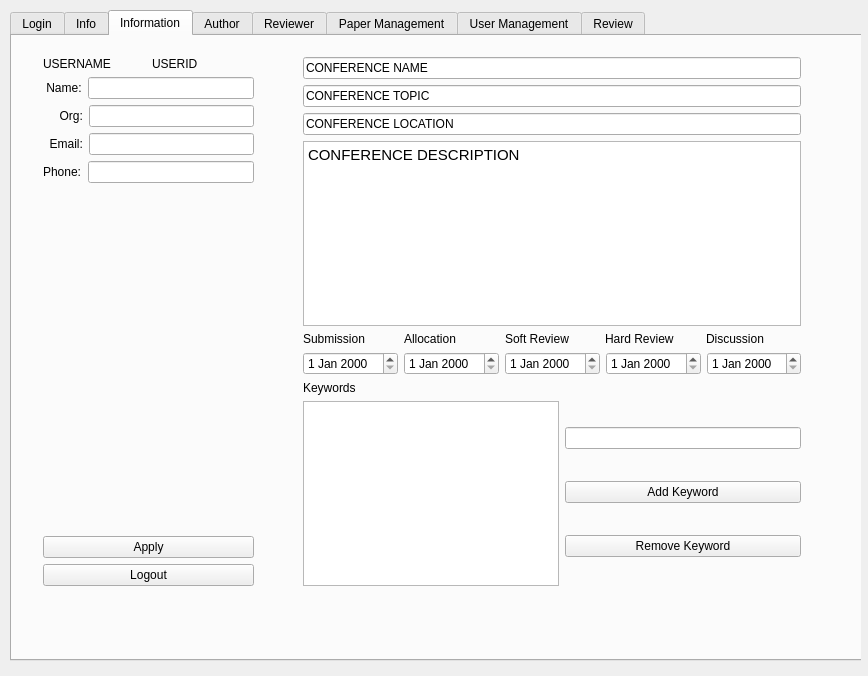
Old version of the form CMS/MainWindow.ui in the repository AlexMattLaurenceLukeSam/master.
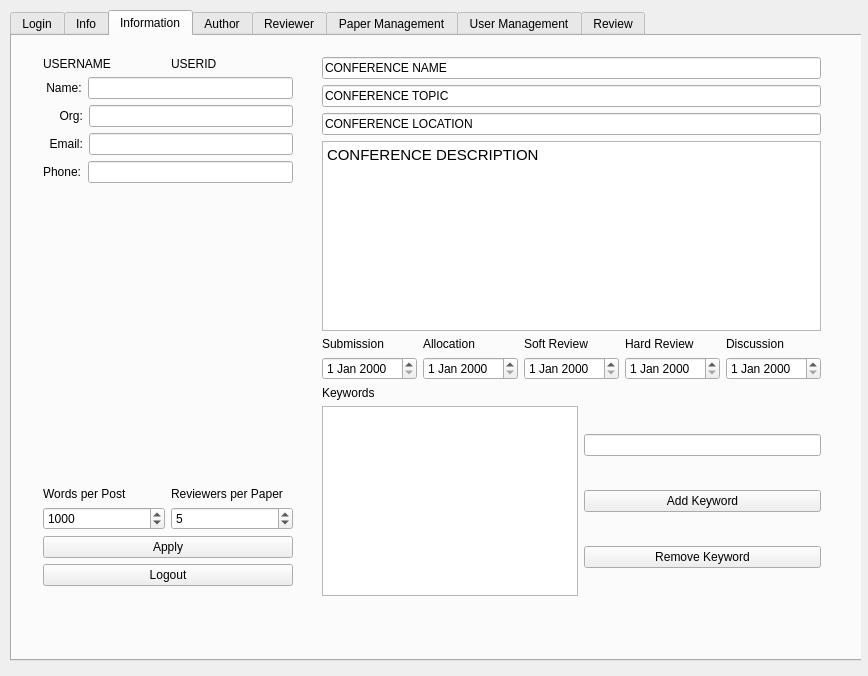
New version of the form. The open tabs and pages were chosen to show the change.

```diff
--- a/CMS/MainWindow.ui
+++ b/CMS/MainWindow.ui
@@ -504,7 +504,7 @@
          <rect>
           <x>20</x>
           <y>10</y>
-          <width>233</width>
+          <width>272</width>
           <height>551</height>
          </rect>
         </property>
@@ -596,6 +596,76 @@
            </property>
           </spacer>
          </item>
+         <item>
+          <layout class="QVBoxLayout" name="verticalLayout_20">
+           <item>
+            <layout class="QHBoxLayout" name="horizontalLayout_33">
+             <item>
+              <widget class="QLabel" name="label_54">
+               <property name="text">
+                <string>Words per Post</string>
+               </property>
+              </widget>
+             </item>
+             <item>
+              <widget class="QLabel" name="label_55">
+               <property name="text">
+                <string>Reviewers per Paper</string>
+               </property>
+              </widget>
+             </item>
+            </layout>
+           </item>
+           <item>
+            <layout class="QHBoxLayout" name="horizontalLayout_39">
+             <item>
+              <widget class="QSpinBox" name="wordsPerPost">
+               <property name="specialValueText">
+                <string/>
+               </property>
+               <property name="suffix">
+                <string/>
+               </property>
+               <property name="prefix">
+                <string/>
+               </property>
+               <property name="minimum">
+                <number>20</number>
+               </property>
+               <property name="maximum">
+                <number>2000</number>
+               </property>
+               <property name="value">
+                <number>1000</number>
+               </property>
+              </widget>
+             </item>
+             <item>
+              <widget class="QSpinBox" name="reviewersPerPaper">
+               <property name="specialValueText">
+                <string/>
+               </property>
+               <property name="suffix">
+                <string/>
+               </property>
+               <property name="prefix">
+                <string/>
+               </property>
+               <property name="minimum">
+                <number>1</number>
+               </property>
+               <property name="maximum">
+                <number>99</number>
+               </property>
+               <property name="value">
+                <number>5</number>
+               </property>
+              </widget>
+             </item>
+            </layout>
+           </item>
+          </layout>
+         </item>
          <item>
           <widget class="QPushButton" name="applyChair">
            <property name="text">
@@ -615,10 +685,10 @@
        <widget class="QWidget" name="verticalLayoutWidget_4">
         <property name="geometry">
          <rect>
-          <x>280</x>
+          <x>299</x>
           <y>10</y>
-          <width>520</width>
-          <height>551</height>
+          <width>521</width>
+          <height>561</height>
          </rect>
         </property>
         <layout class="QVBoxLayout" name="verticalLayout_4">
@@ -1528,61 +1598,6 @@
          </item>
         </layout>
        </widget>
-       <widget class="QWidget" name="verticalLayoutWidget_5">
-        <property name="geometry">
-         <rect>
-          <x>370</x>
-          <y>490</y>
-          <width>291</width>
-          <height>89</height>
-         </rect>
-        </property>
-        <layout class="QVBoxLayout" name="verticalLayout_18">
-         <item>
-          <layout class="QHBoxLayout" name="horizontalLayout_29">
-           <item>
-            <widget class="QLabel" name="label_3">
-             <property name="text">
-              <string>Words per Post</string>
-             </property>
-            </widget>
-           </item>
-           <item>
-            <widget class="QLabel" name="label_2">
-             <property name="text">
-              <string>Reviewers per Paper</string>
-             </property>
-            </widget>
-           </item>
-          </layout>
-         </item>
-         <item>
-          <layout class="QHBoxLayout" name="horizontalLayout_30">
-           <item>
-            <widget class="QLineEdit" name="wordsPerPost">
-             <property name="text">
-              <string>100</string>
-             </property>
-            </widget>
-           </item>
-           <item>
-            <widget class="QLineEdit" name="reviewersPerPaper">
-             <property name="text">
-              <string>5</string>
-             </property>
-            </widget>
-           </item>
-          </layout>
-         </item>
-         <item>
-          <widget class="QPushButton" name="updateConfSettings">
-           <property name="text">
-            <string>Update Conference Settings</string>
-           </property>
-          </widget>
-         </item>
-        </layout>
-       </widget>
       </widget>
       <widget class="QWidget" name="reviewTab">
        <attribute name="title">
```
Left out of the diff: 44 changed lines with no effect on the pictures.
